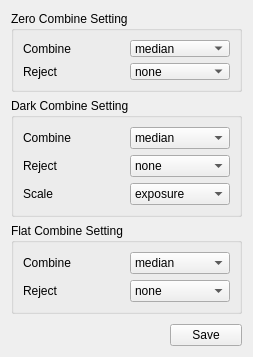
Old version of the form gui/setting_calibration.ui in the repository myrafproject/myrafproject.
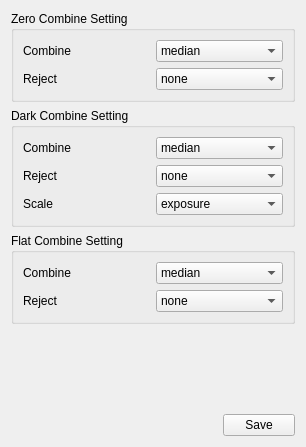
New version of the form.

```diff
--- a/gui/setting_calibration.ui
+++ b/gui/setting_calibration.ui
@@ -6,8 +6,8 @@
    <rect>
     <x>0</x>
     <y>0</y>
-    <width>253</width>
-    <height>357</height>
+    <width>306</width>
+    <height>447</height>
    </rect>
   </property>
   <property name="minimumSize">
@@ -25,7 +25,7 @@
      <property name="maximumSize">
       <size>
        <width>16777215</width>
-       <height>81</height>
+       <height>114</height>
       </size>
      </property>
      <property name="title">
@@ -86,6 +86,12 @@
    </item>
    <item row="1" column="0" colspan="2">
     <widget class="QGroupBox" name="groupBox_22">
+     <property name="maximumSize">
+      <size>
+       <width>16777215</width>
+       <height>149</height>
+      </size>
+     </property>
      <property name="title">
       <string>Dark Combine Setting</string>
      </property>
@@ -168,6 +174,12 @@
    </item>
    <item row="2" column="0" colspan="2">
     <widget class="QGroupBox" name="groupBox_23">
+     <property name="maximumSize">
+      <size>
+       <width>16777215</width>
+       <height>114</height>
+      </size>
+     </property>
      <property name="title">
       <string>Flat Combine Setting</string>
      </property>
```
